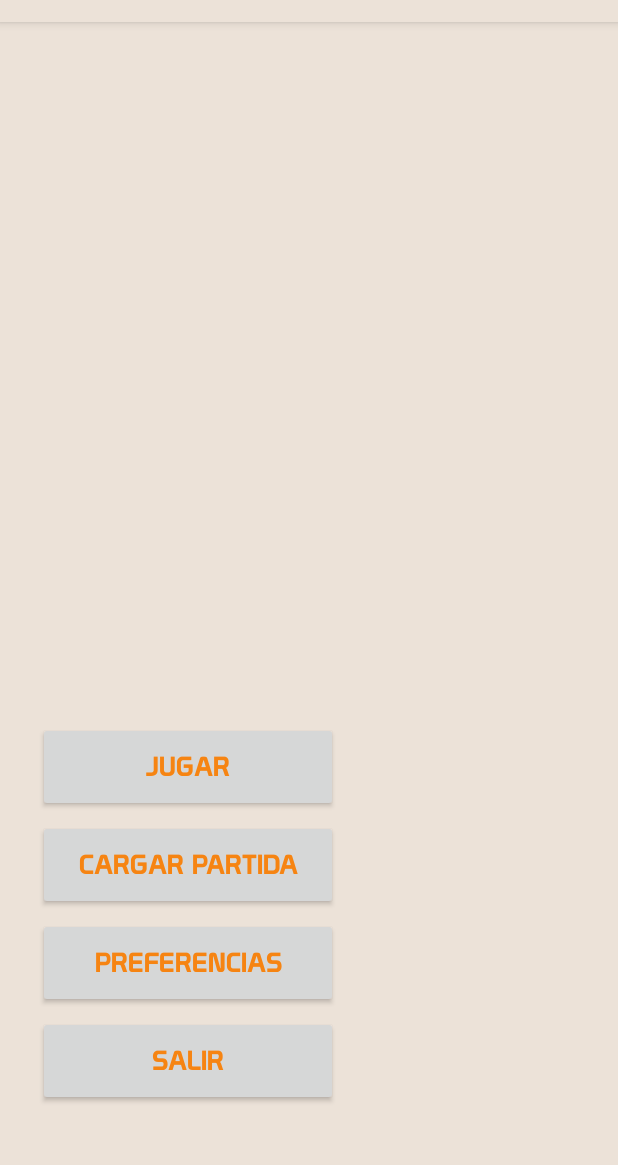
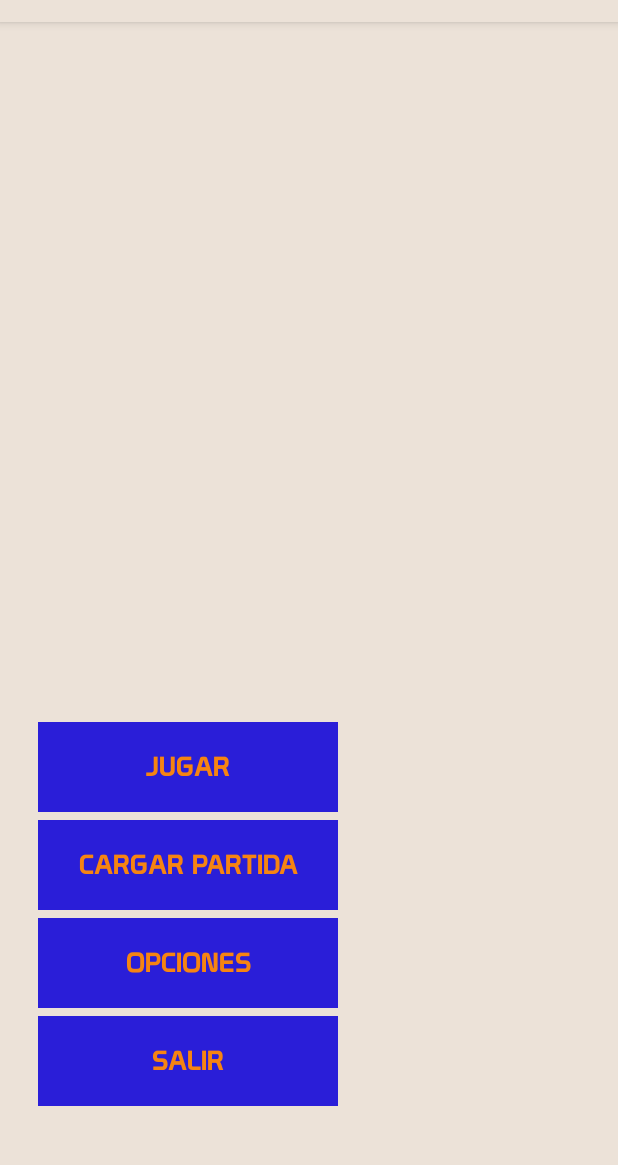
Before and after one commit to SergioMartinezC/Mobile-Applications-Development, an Android app: the screen it shows after launch (MainActivity), on a phone screen of 412 x 824 dp, the part 62-1227 px from its top. Run offline under Robolectric (Android 15) with nearby library versions, the phone set to English and light mode, and no system bars.

Commit message:
Avanzamos bastante

```diff
--- a/Conecta4/app/build.gradle
+++ b/Conecta4/app/build.gradle
@@ -8,7 +8,7 @@
     compileSdkVersion 28
     defaultConfig {
         applicationId "com.example.e321799.conecta4"
-        minSdkVersion 18
+        minSdkVersion 21
         targetSdkVersion 28
         versionCode 1
         versionName "1.0"
--- a/Conecta4/app/src/main/java/com/example/e321799/conecta4/Activities/BoardActivity.kt
+++ b/Conecta4/app/src/main/java/com/example/e321799/conecta4/Activities/BoardActivity.kt
@@ -100,7 +100,7 @@
         super.onRestoreInstanceState(savedInstanceState)
         try {
             if (savedInstanceState?.getString(BOARDSTRING) != null) {
-                board.stringToTablero(savedInstanceState?.getString(BOARDSTRING))
+                board.stringToTablero(savedInstanceState.getString(BOARDSTRING))
             }
             updateUI()
         } catch (e: ExcepcionJuego) {
@@ -115,8 +115,8 @@
         jugadores += JugadorConecta4Humano(
             "Humano"
         )
-        jugadores += JugadorAleatorio(
-            "Aleatorio"
+        jugadores += JugadorConecta4Humano(
+            "Paco"
         )
         board = TableroConecta4(tablero)
         game = Partida(board, jugadores)
--- a/Conecta4/app/src/main/java/com/example/e321799/conecta4/Activities/EndGamePopUp.kt
+++ b/Conecta4/app/src/main/java/com/example/e321799/conecta4/Activities/EndGamePopUp.kt
@@ -14,7 +14,6 @@
     override fun onCreate(savedInstanceState: Bundle?) {
         super.onCreate(savedInstanceState)
         setContentView(R.layout.activity_end_game_pop_up)
-
         val dm = DisplayMetrics()
         windowManager.defaultDisplay.getMetrics(dm)
 
@@ -22,7 +21,7 @@
         val height = dm.heightPixels
 
 
-        window.setLayout(width * 100 / 125, height * 100 / 140)
+        window.setLayout(width * 100 / 150, height * 100 / 170)
 
         val params : WindowManager.LayoutParams = window.attributes
         params.gravity = Gravity.CENTER
@@ -30,8 +29,5 @@
         params.y = -20
 
         window.attributes = params
-
-
-
     }
 }
--- /dev/null
+++ b/Conecta4/app/src/main/res/drawable/button_background.xml
@@ -0,0 +1,15 @@
+<?xml version="1.0" encoding="utf-8"?>
+<ripple xmlns:android="http://schemas.android.com/apk/res/android"
+    android:color="@color/colorPrimaryDark">
+    <item android:id="@android:id/mask">
+        <shape android:shape="rectangle">
+            <solid android:color="@color/red_token" />
+        </shape>
+    </item>
+    <item android:id="@android:id/background">
+        <shape android:shape="rectangle">
+            <solid
+                android:color="@color/blue_token"/>
+        </shape>
+    </item>
+</ripple>
--- a/Conecta4/app/src/main/res/drawable/pop_bg.xml
+++ b/Conecta4/app/src/main/res/drawable/pop_bg.xml
@@ -1,12 +1,12 @@
 <?xml version="1.0" encoding="utf-8"?>
 <shape xmlns:android="http://schemas.android.com/apk/res/android">
-
     <gradient
             android:startColor="@color/colorPrimary"
             android:endColor="@color/colorPrimaryDark"
-            android:angle="180"
+            android:angle="90"
            />
     <corners
         android:radius="10dp"
         />
+    <stroke android:color="@color/black" android:width="1.5dp"></stroke>
 </shape>
--- a/Conecta4/app/src/main/res/layout/activity_main.xml
+++ b/Conecta4/app/src/main/res/layout/activity_main.xml
@@ -42,7 +42,7 @@
         <TableRow
                 android:layout_marginBottom="5dp">
             <Button style="@style/menu_buttons"
-                    android:text="@string/preferences"
+                    android:text="@string/options"
                     android:textColor="@color/colorPrimaryDark"
                     android:layout_width="200dp"
                     android:layout_height="60dp"
--- a/Conecta4/app/src/main/res/values/strings.xml
+++ b/Conecta4/app/src/main/res/values/strings.xml
@@ -5,5 +5,5 @@
     <string name="play">Jugar</string>
     <string name="load_game">Cargar partida</string>
     <string name="exit">Salir</string>
-    <string name="preferences">Preferencias</string>
+    <string name="options">Opciones</string>
 </resources>
--- a/Conecta4/app/src/main/res/values/styles.xml
+++ b/Conecta4/app/src/main/res/values/styles.xml
@@ -22,6 +22,7 @@
         <item name="android:textSize">18dp</item>
         <item name="android:fontFamily">@font/prototype</item>
         <item name="android:textColor">@color/colorPrimaryDark</item>
+        <item name="android:background">@drawable/button_background</item>
     </style>
 
 </resources>
```
Also changed, not shown: Conecta4/app/src/main/java/com/example/e321799/conecta4/Activities/test.kt (deleted, +0 -13 lines), Conecta4/app/src/main/res/layout/activity_end_game_pop_up.xml (+4 -3 lines).
